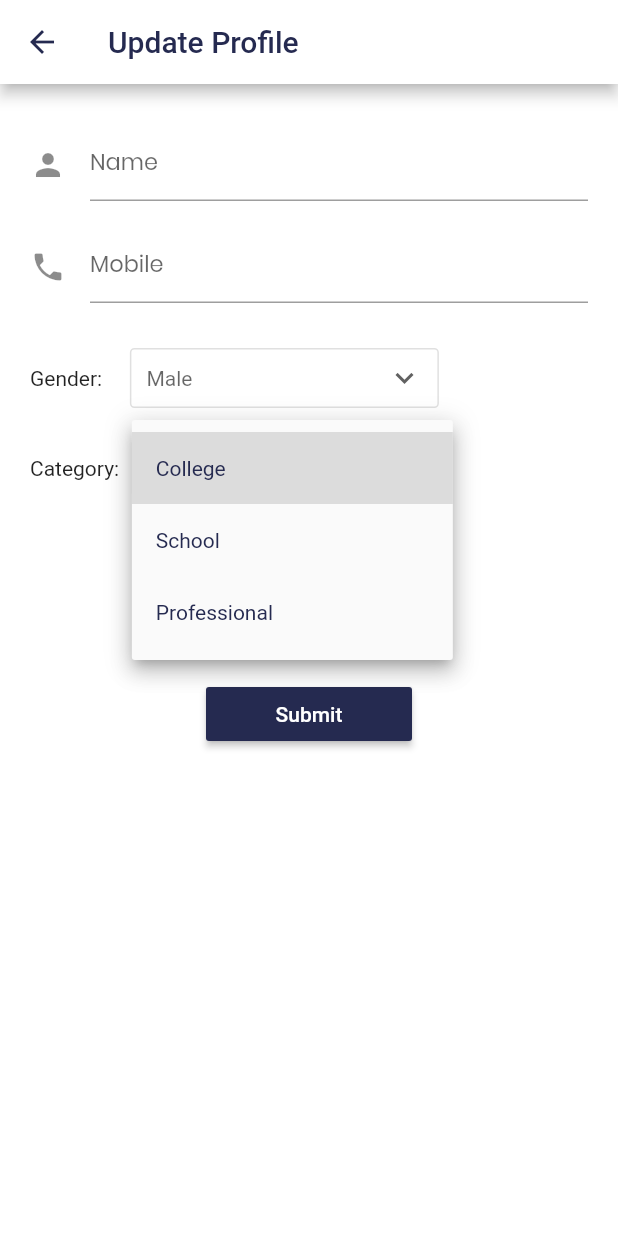
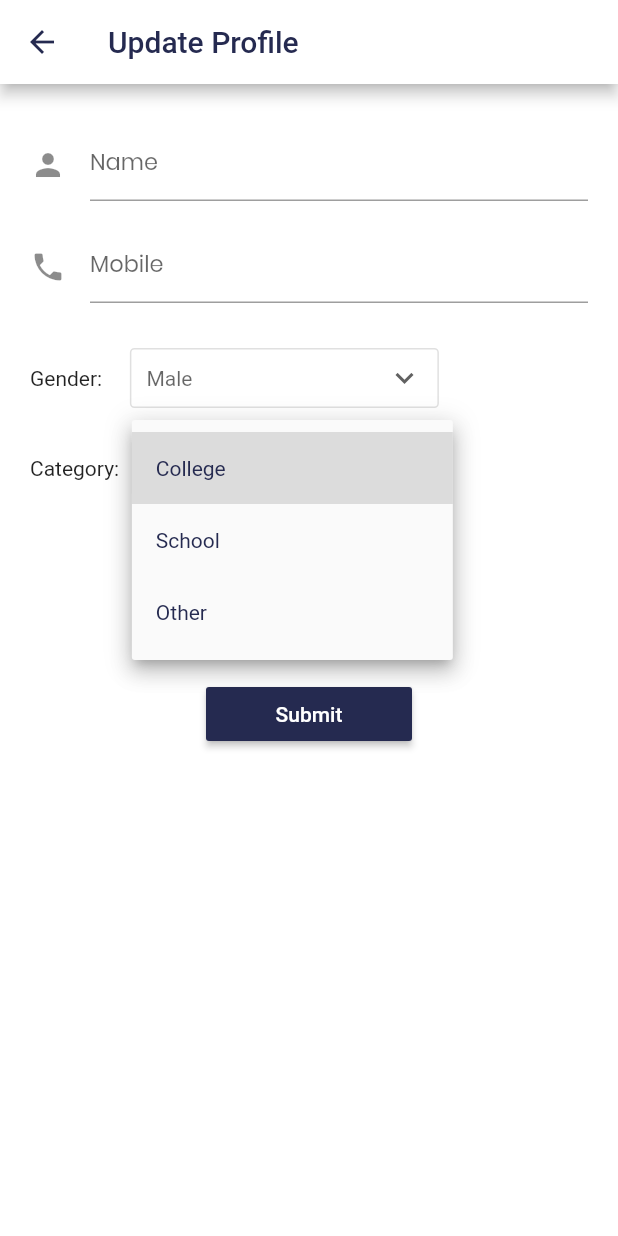
Before and after one commit to Excel-MEC/Excel-App-2020, a Flutter app: the UpdateProfile screen opened directly with empty values, after a tap on "Select Category", on a phone screen of 412 x 824 dp. Run offline on Flutter 3.47's test engine with Material 2 defaults, Android fonts, the phone set to English and light mode, and no system bars; our stand-ins replace cached_network_image, carousel_slider, connectivity, font_awesome_flutter, google_sign_in, hive and 5 more; missing offline and left inert: searchable_dropdown, social_share; accounts and stored records are empty.

Commit message:
Changed update profile, view profile to match new API

```diff
--- a/lib/UI/Screens/ProfilePage/Widgets/update_profile.dart
+++ b/lib/UI/Screens/ProfilePage/Widgets/update_profile.dart
@@ -26,13 +26,18 @@ class _UpdateProfileState extends State<UpdateProfile> {
   // int _id;
   String _name;
   String _mobile;
-  String _category;
+  int _categoryId;
   int _institutionId;
   String _institutionName;
   String _gender = 'Male';
   bool _institutionSelected = false;
-  List<String> _categories = <String>['college', 'school', 'professional'];
+  List<String> _categories = <String>['College', 'School', 'Other'];
   List<String> _genders = <String>['Male', 'Female', 'Other'];
+
+// Category id's & their values:
+// 0: College
+// 1: School
+// 2: Other
 
   @override
   void initState() {
@@ -46,7 +51,7 @@ class _UpdateProfileState extends State<UpdateProfile> {
     // _id = user.id;
     _name = user.name;
     _mobile = user.mobileNumber;
-    _category = user.category != "Not Registered" ? user.category : "college";
+    // _category = user.category != "Not Registered" ? user.category : "college";
     _institutionId = user.institutionId;
     _institutionName = user.institutionName;
   }
@@ -92,15 +97,15 @@ class _UpdateProfileState extends State<UpdateProfile> {
       return "Gender not selected";
     }
 
-    // get institutionId only if category is school or professional
-    if (_category != "professional") {
+    // get institutionId only if category is school or college
+    if (_categoryId != 2) {
       _institutionId = await getInstitutionId(_institutionName);
     }
     if (_institutionId < 0) {
       Navigator.of(context, rootNavigator: true).pop();
       return "One or more fields are invalid!";
     }
-    if (_category != "professional" && !_institutionSelected) {
+    if (_categoryId != 2 && !_institutionSelected) {
       Navigator.of(context, rootNavigator: true).pop();
       return "Select institution";
     }
@@ -110,7 +115,7 @@ class _UpdateProfileState extends State<UpdateProfile> {
       "institutionName": _institutionName,
       "gender": _gender,
       "mobileNumber": _mobile,
-      "category": _category
+      "categoryId": _categoryId.toString()
     };
     print(userInfo);
     var res = await AccountServices.updateProfile(userInfo);
@@ -263,14 +268,16 @@ class _UpdateProfileState extends State<UpdateProfile> {
                           icon: Icon(Icons.keyboard_arrow_down),
                           underline: Center(),
                           hint: Text(
-                            categorySelected ? _category : "Select Category",
+                            categorySelected
+                                ? _categories[_categoryId]
+                                : "Select Category",
                           ),
                           items:
                               _categories.map<DropdownMenuItem<String>>((val) {
                             return DropdownMenuItem<String>(
                               value: val,
                               child: Text(
-                                val[0].toUpperCase() + val.substring(1),
+                                val,
                                 style: TextStyle(
                                   fontSize: 14,
                                   color: primaryColor,
@@ -280,15 +287,20 @@ class _UpdateProfileState extends State<UpdateProfile> {
                           }).toList(),
                           onChanged: (String value) {
                             setState(() {
-                              _category = value;
+                              if (value == "College")
+                                _categoryId = 0;
+                              else if (value == "College")
+                                _categoryId = 1;
+                              else
+                                _categoryId = 2;
                             });
-                            if (value == "professional") {
+                            if (value == "Other") {
                               setState(() {
                                 categorySelected = true;
                                 _institutionId = 0;
                               });
                             }
-                            if (value != "professional") {
+                            if (value != "Other") {
                               getInstitutions(context, value);
                             }
                           },
@@ -301,7 +313,7 @@ class _UpdateProfileState extends State<UpdateProfile> {
                   Column(
                     crossAxisAlignment: CrossAxisAlignment.start,
                     children: <Widget>[
-                      categorySelected && _category != "professional"
+                      categorySelected && _categoryId != 2
                           ? Container(
                               margin: EdgeInsets.symmetric(horizontal: 5),
                               decoration: BoxDecoration(
@@ -310,8 +322,7 @@ class _UpdateProfileState extends State<UpdateProfile> {
                               ),
                               child: SearchableDropdown.single(
                                 underline: Center(),
-                                readOnly: !categorySelected ||
-                                    _category == "professional",
+                                readOnly: !categorySelected || _categoryId == 2,
                                 items: institutions
                                     .map<DropdownMenuItem<String>>((val) {
                                   return DropdownMenuItem<String>(
--- a/lib/UI/Screens/ProfilePage/Widgets/view_profile.dart
+++ b/lib/UI/Screens/ProfilePage/Widgets/view_profile.dart
@@ -93,11 +93,11 @@ Widget details(String field, String value, var icon) {
           ),
         ),
         title: Text(
-          field,
+          field == "Others" ? "Category" : field,
           style: TextStyle(color: primaryColor),
         ),
         subtitle: Text(
-          value,
+          field == "Others" ? "Others" : (value ?? ""),
           style: TextStyle(fontFamily: pfontFamily),
         )),
   );
```
